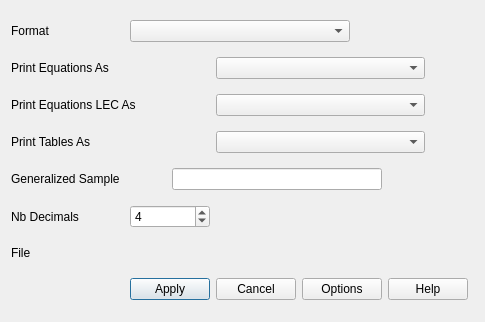
Before: the Qt Designer form gui/iode_gui/print/print_file_dialog.ui in plan-be/iode, drawn with Qt 5.
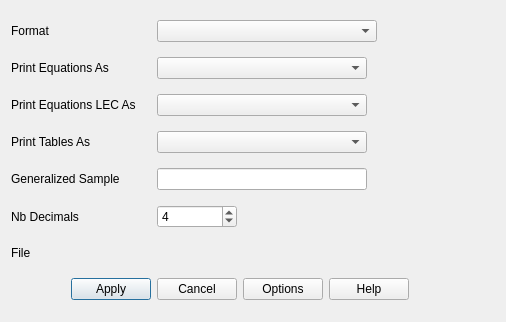
After: the same form once the commit is applied. Custom widgets are drawn as their Qt base class.

Commit message: GUI PYTHON: [CLEANUP] made PrintFileDialog boxes less ugly when showed up

Patch:
```diff
--- a/gui/iode_gui/print/print_file_dialog.ui
+++ b/gui/iode_gui/print/print_file_dialog.ui
@@ -6,7 +6,7 @@
    <rect>
     <x>0</x>
     <y>0</y>
-    <width>468</width>
+    <width>506</width>
     <height>322</height>
    </rect>
   </property>
@@ -14,14 +14,20 @@
    <string>Dialog</string>
   </property>
   <layout class="QGridLayout" name="gridLayout">
-   <item row="0" column="0">
+   <item row="0" column="0" colspan="2">
     <widget class="QLabel" name="label_print_format">
+     <property name="minimumSize">
+      <size>
+       <width>140</width>
+       <height>0</height>
+      </size>
+     </property>
      <property name="text">
       <string>Format</string>
      </property>
     </widget>
    </item>
-   <item row="0" column="1" colspan="4">
+   <item row="0" column="2" colspan="4">
     <widget class="QComboBox" name="comboBox_print_format">
      <property name="sizePolicy">
       <sizepolicy hsizetype="Fixed" vsizetype="Fixed">
@@ -43,7 +49,7 @@
      </property>
     </widget>
    </item>
-   <item row="0" column="5" colspan="3">
+   <item row="0" column="6" colspan="2">
     <spacer name="horizontalSpacer">
      <property name="orientation">
       <enum>Qt::Horizontal</enum>
@@ -75,7 +81,7 @@
      </property>
     </widget>
    </item>
-   <item row="1" column="3" colspan="3">
+   <item row="1" column="2" colspan="3">
     <widget class="QComboBox" name="comboBox_print_eq_as">
      <property name="minimumSize">
       <size>
@@ -85,7 +91,7 @@
      </property>
     </widget>
    </item>
-   <item row="1" column="6" colspan="2">
+   <item row="1" column="5" colspan="3">
     <spacer name="horizontalSpacer_print_eq_as">
      <property name="orientation">
       <enum>Qt::Horizontal</enum>
@@ -117,7 +123,7 @@
      </property>
     </widget>
    </item>
-   <item row="2" column="3" colspan="3">
+   <item row="2" column="2" colspan="3">
     <widget class="QComboBox" name="comboBox_print_eq_lec_as">
      <property name="minimumSize">
       <size>
@@ -127,7 +133,7 @@
      </property>
     </widget>
    </item>
-   <item row="2" column="6" colspan="2">
+   <item row="2" column="5" colspan="3">
     <spacer name="horizontalSpacer_print_eq_lec_as">
      <property name="orientation">
       <enum>Qt::Horizontal</enum>
@@ -159,7 +165,7 @@
      </property>
     </widget>
    </item>
-   <item row="3" column="3" colspan="3">
+   <item row="3" column="2" colspan="3">
     <widget class="QComboBox" name="comboBox_print_table_as">
      <property name="minimumSize">
       <size>
@@ -169,7 +175,7 @@
      </property>
     </widget>
    </item>
-   <item row="3" column="6" colspan="2">
+   <item row="3" column="5" colspan="3">
     <spacer name="horizontalSpacer_print_table_as">
      <property name="orientation">
       <enum>Qt::Horizontal</enum>
@@ -186,13 +192,13 @@
     <widget class="QLabel" name="label_generalized_sample">
      <property name="minimumSize">
       <size>
-       <width>120</width>
+       <width>140</width>
        <height>16</height>
       </size>
      </property>
      <property name="maximumSize">
       <size>
-       <width>120</width>
+       <width>16777215</width>
        <height>16777215</height>
       </size>
      </property>
@@ -211,7 +217,7 @@
      </property>
     </widget>
    </item>
-   <item row="4" column="5" colspan="2">
+   <item row="4" column="5" colspan="3">
     <spacer name="horizontalSpacer_generalized_sample">
      <property name="orientation">
       <enum>Qt::Horizontal</enum>
@@ -224,11 +230,11 @@
      </property>
     </spacer>
    </item>
-   <item row="5" column="0">
+   <item row="5" column="0" colspan="2">
     <widget class="QLabel" name="label_nb_decimals">
      <property name="minimumSize">
       <size>
-       <width>70</width>
+       <width>140</width>
        <height>16</height>
       </size>
      </property>
@@ -243,7 +249,7 @@
      </property>
     </widget>
    </item>
-   <item row="5" column="1" colspan="2">
+   <item row="5" column="2">
     <widget class="QSpinBox" name="spinBox_nb_decimals">
      <property name="minimumSize">
       <size>
@@ -259,7 +265,7 @@
      </property>
     </widget>
    </item>
-   <item row="5" column="3" colspan="4">
+   <item row="5" column="3" colspan="5">
     <spacer name="horizontalSpacer_nb_decimals">
      <property name="orientation">
       <enum>Qt::Horizontal</enum>
@@ -272,14 +278,20 @@
      </property>
     </spacer>
    </item>
-   <item row="6" column="0">
+   <item row="6" column="0" colspan="2">
     <widget class="QLabel" name="label_output_file">
+     <property name="minimumSize">
+      <size>
+       <width>140</width>
+       <height>0</height>
+      </size>
+     </property>
      <property name="text">
       <string>File</string>
      </property>
     </widget>
    </item>
-   <item row="6" column="1" colspan="7">
+   <item row="6" column="2" colspan="6">
     <widget class="IodeFileChooser" name="fileChooser_output_file" native="true">
      <property name="sizePolicy">
       <sizepolicy hsizetype="Preferred" vsizetype="Fixed">
@@ -314,7 +326,7 @@
      </property>
     </spacer>
    </item>
-   <item row="7" column="1" colspan="2">
+   <item row="7" column="1">
     <widget class="QPushButton" name="pushButton_apply">
      <property name="sizePolicy">
       <sizepolicy hsizetype="Fixed" vsizetype="Fixed">
@@ -342,7 +354,7 @@
      </property>
     </widget>
    </item>
-   <item row="7" column="3">
+   <item row="7" column="2">
     <widget class="QPushButton" name="pushButton_cancel">
      <property name="sizePolicy">
       <sizepolicy hsizetype="Fixed" vsizetype="Fixed">
@@ -370,7 +382,7 @@
      </property>
     </widget>
    </item>
-   <item row="7" column="4">
+   <item row="7" column="3">
     <widget class="QPushButton" name="pushButton_options">
      <property name="sizePolicy">
       <sizepolicy hsizetype="Fixed" vsizetype="Fixed">
@@ -398,7 +410,7 @@
      </property>
     </widget>
    </item>
-   <item row="7" column="5" colspan="2">
+   <item row="7" column="4" colspan="3">
     <widget class="QPushButton" name="pushButton_help">
      <property name="sizePolicy">
       <sizepolicy hsizetype="Fixed" vsizetype="Fixed">
```
Left out of the diff: 6 changed lines with no effect on the pictures.
